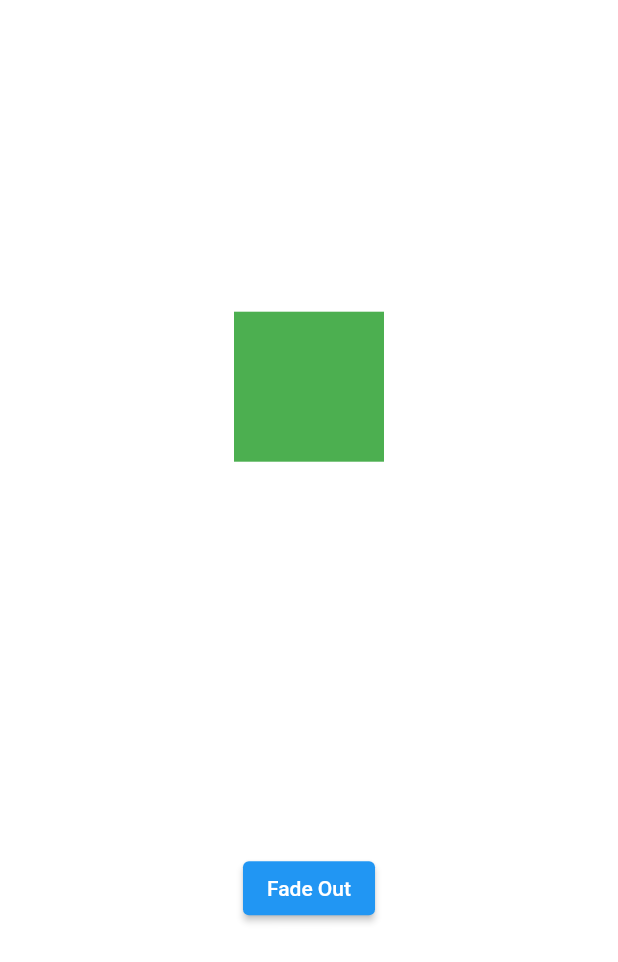
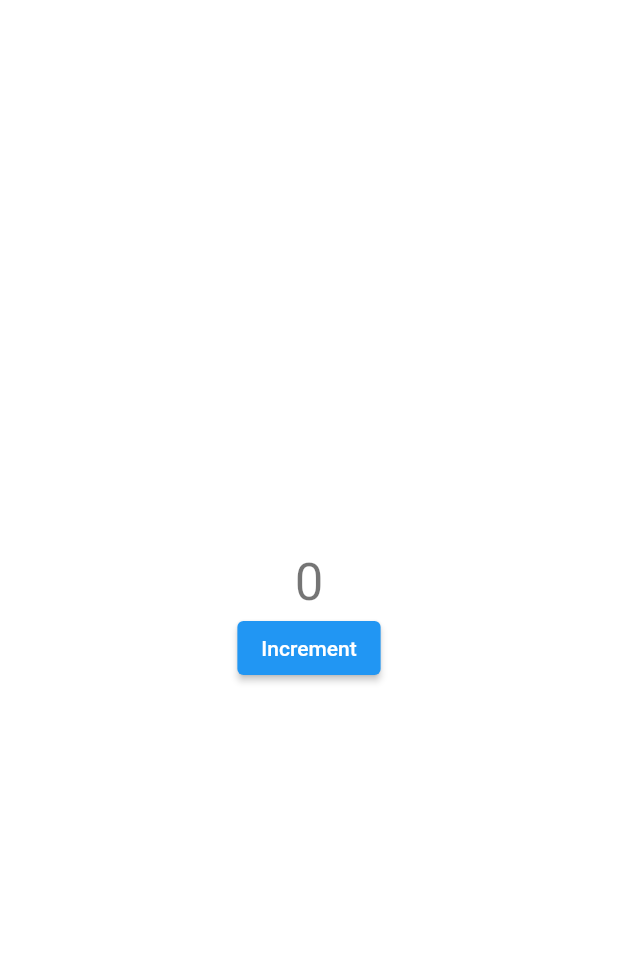
Before and after one commit to kira-on-git/switch_opacity, a Flutter app: the screen it shows after launch, on a phone screen of 412 x 824 dp. Shown: the top 962 px of the screen. Run offline on Flutter 3.47's test engine with Material 2 defaults, Android fonts, the phone set to English and light mode, and no system bars.

Commit message:
4: animated switcher + ValueKey

```diff
--- /dev/null
+++ b/lib/animated_switcher.dart
@@ -0,0 +1,46 @@
+import 'package:flutter/material.dart';
+
+class MyAnimatedSwitcher extends StatefulWidget {
+  const MyAnimatedSwitcher({super.key});
+
+  @override
+  State<MyAnimatedSwitcher> createState() => _MyAnimatedSwitcherState();
+}
+
+class _MyAnimatedSwitcherState extends State<MyAnimatedSwitcher> {
+  int _count = 0;
+
+  @override
+  Widget build(BuildContext context) {
+    return Container(
+      color: Colors.white,
+      child: Column(
+        mainAxisAlignment: MainAxisAlignment.center,
+        children: <Widget>[
+          AnimatedSwitcher(
+            duration: const Duration(seconds: 5),
+            // transitionBuilder: (Widget child, Animation<double> animation) {
+            //   return ScaleTransition(scale: animation, child: child);
+            // },
+            child: Text(
+              '$_count',
+              // This key causes the AnimatedSwitcher to interpret this as a "new"
+              // child each time the count changes, so that it will begin its animation
+              // when the count changes.
+              key: ValueKey<int>(_count),
+              style: Theme.of(context).textTheme.headlineMedium,
+            ),
+          ),
+          ElevatedButton(
+            child: const Text('Increment'),
+            onPressed: () {
+              setState(() {
+                _count += 1;
+              });
+            },
+          ),
+        ],
+      ),
+    );
+  }
+}
--- a/lib/main.dart
+++ b/lib/main.dart
@@ -1,5 +1,6 @@
 import 'package:flutter/material.dart';
 //import 'my_animated_opacity.dart';
+import 'animated_switcher.dart';
 import 'opacity_widget.dart';
 //import 'dart:async';
 
@@ -14,7 +15,7 @@ class MyApp extends StatelessWidget {
   Widget build(BuildContext context) {
     return const MaterialApp(
       title: 'Switch Opacity',
-      home: OpacityWidget(),
+      home: MyAnimatedSwitcher(),
     );
   }
 }
--- a/lib/opacity_widget.dart
+++ b/lib/opacity_widget.dart
@@ -39,16 +39,10 @@ class _OpacityWidgetState extends State<OpacityWidget> {
         mainAxisAlignment: MainAxisAlignment.spaceAround,
         children: [
           const SizedBox(height: 50),
-          AnimatedOpacity(
-            opacity: _opacity,
-            duration: Duration(seconds: _duration),
-            alwaysIncludeSemantics: true,
-            curve: Curves.linear,
-            child: Container(
-              color: Colors.green,
-              height: 100,
-              width: 100,
-            ),
+          Container(
+            color: Colors.green,
+            height: 100,
+            width: 100,
           ),
           const SizedBox(height: 50),
           ElevatedButton(
```
